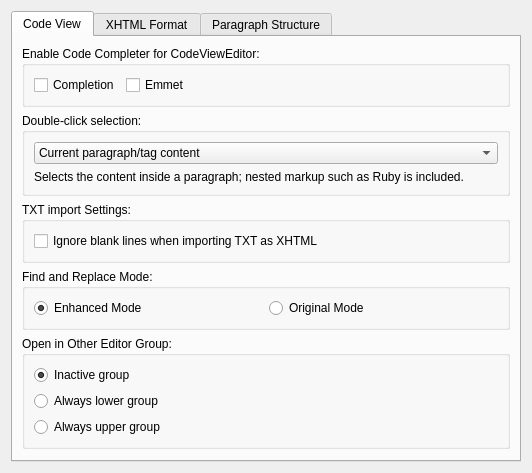
This is src/Form_Files/PModifiedVerPrefs.ui in 3tic-project/Sigil-Enhanced as Qt 5 draws it before an edit. The edited form follows.
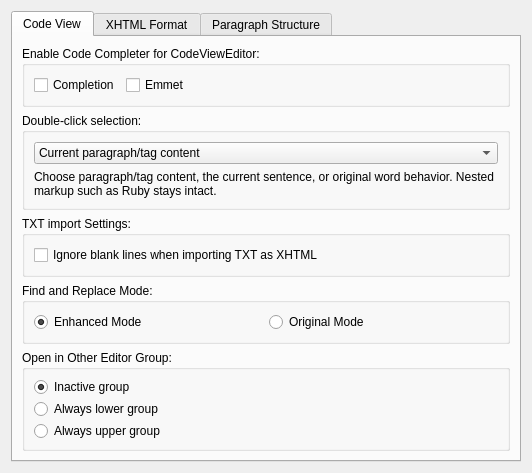
This is the edited form. Custom widgets are drawn as their Qt base class.

Commit message: feat(editor): expose sentence selection mode

The edit to the form file:
```diff
--- a/src/Form_Files/PModifiedVerPrefs.ui
+++ b/src/Form_Files/PModifiedVerPrefs.ui
@@ -83,7 +83,7 @@
           <item>
            <widget class="QLabel" name="labelDoubleClickSelectionHelp">
             <property name="text">
-             <string>Selects the content inside a paragraph; nested markup such as Ruby is included.</string>
+             <string>Choose paragraph/tag content, the current sentence, or original word behavior. Nested markup such as Ruby stays intact.</string>
             </property>
             <property name="wordWrap">
              <bool>true</bool>
```
Left out of the diff: 5 changed lines with no effect on the pictures. The commit also changes 4 other files.
